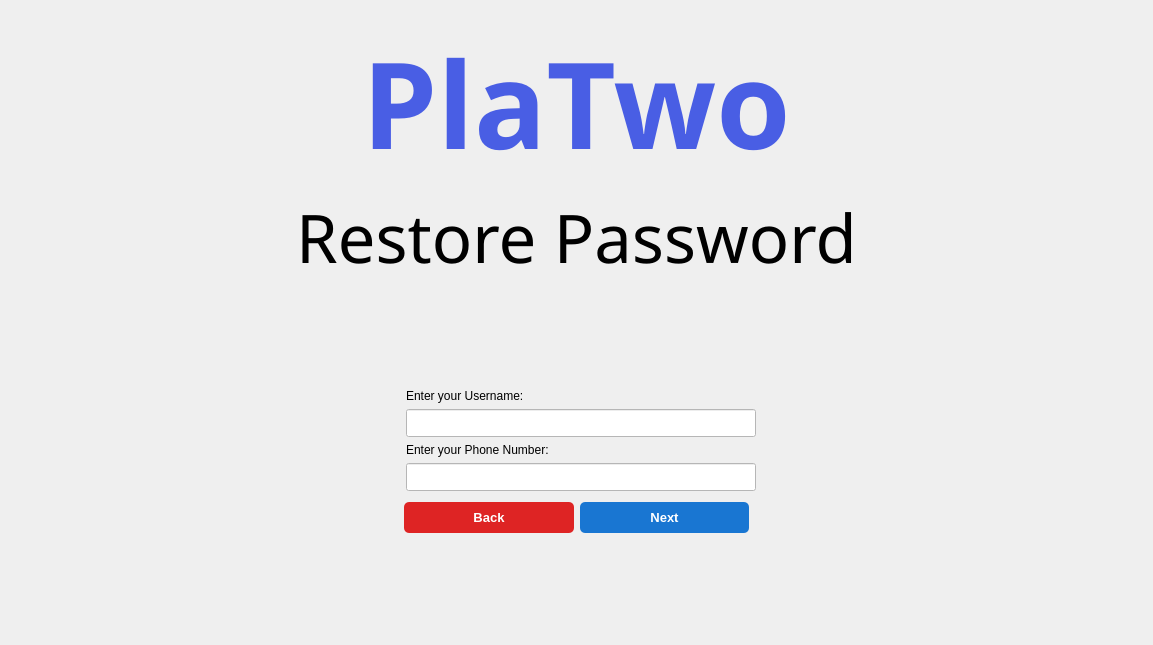
The window that UI/Auth/ForgotPassword/forgot_password.ui (PlaTwo-project/PlaTwo) describes before a commit, drawn with Qt 5.
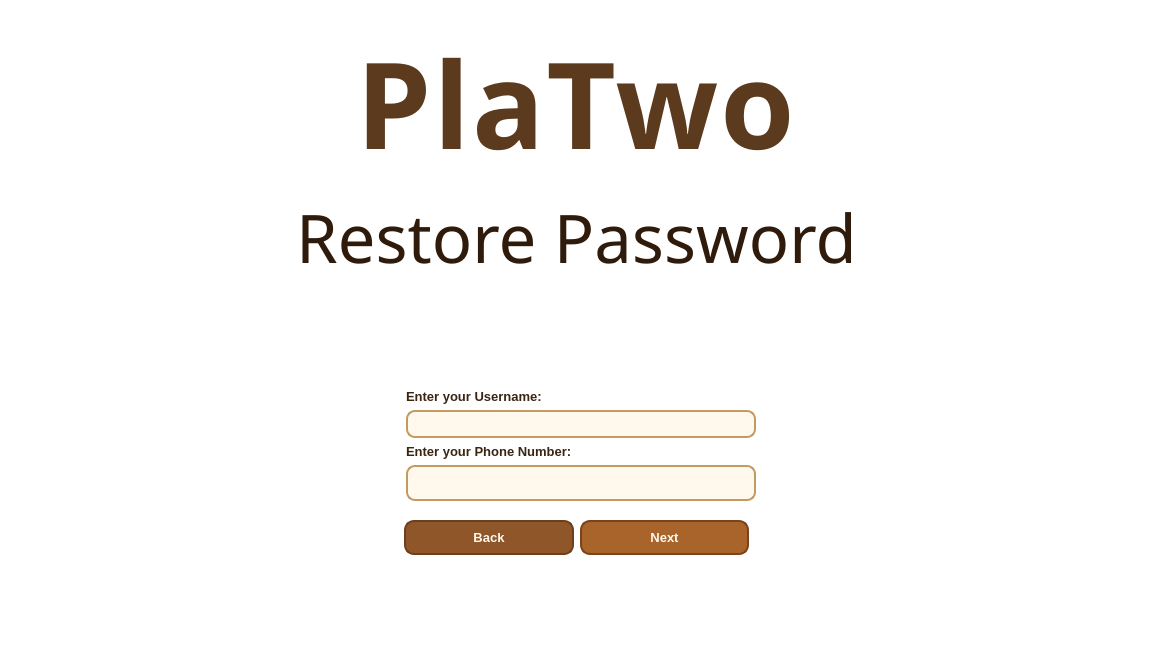
The same window after the commit.

```diff
--- a/UI/Auth/ForgotPassword/forgot_password.ui
+++ b/UI/Auth/ForgotPassword/forgot_password.ui
@@ -14,12 +14,39 @@
    <string>Form</string>
   </property>
   <property name="styleSheet">
-   <string notr="true">QMessageBox QPushButton {
-    background-color: white;
-    color: black;
-    border: 1px solid #0078d7;
-    padding: 5px 12px;
-    border-radius: 4px;
+   <string notr="true">QWidget#ForgotPassword {
+    background: transparent;
+}
+
+QStackedWidget {
+    background: transparent;
+}
+
+QWidget#page__verify {
+    background: transparent;
+}
+
+QWidget#page_reset {
+    background: transparent;
+}
+
+QMessageBox {
+    background-color: #F7E7C6;
+    color: #3B2414;
+}
+
+QMessageBox QLabel {
+    color: #3B2414;
+    font-size: 10pt;
+}
+
+QMessageBox QPushButton {
+    background-color: #B77A3D;
+    color: #FFF8EA;
+    border: 1px solid #8A5528;
+    border-radius: 7px;
+    padding: 6px 16px;
+    font-weight: bold;
 }
 
 QMessageBox QPushButton:hover {
@@ -72,6 +99,15 @@
            </property>
            <item alignment="Qt::AlignmentFlag::AlignBottom">
             <widget class="QLabel" name="label_username_2">
+             <property name="styleSheet">
+              <string notr="true">QLabel {
+    color: #3A2412;
+    background: transparent;
+    font-size: 10pt;
+    font-weight: bold;
+}
+</string>
+             </property>
              <property name="text">
               <string>Enter your Username:</string>
              </property>
@@ -99,8 +135,24 @@
              </property>
              <property name="styleSheet">
               <string notr="true">QLineEdit {
-    background-color: White;
-    color: black;
+    background-color: rgba(255, 248, 235, 235);
+    color: #2E1A0B;
+    border: 2px solid #C49A63;
+    border-radius: 9px;
+    padding: 7px 11px;
+    font-size: 10.5pt;
+    selection-background-color: #B77A3D;
+    selection-color: #FFF8EA;
+}
+
+QLineEdit:hover {
+    border: 2px solid #B77A3D;
+    background-color: rgba(255, 250, 240, 245);
+}
+
+QLineEdit:focus {
+    border: 2px solid #8F5729;
+    background-color: rgba(255, 252, 244, 250);
 }
 </string>
              </property>
@@ -108,6 +160,15 @@
            </item>
            <item alignment="Qt::AlignmentFlag::AlignBottom">
             <widget class="QLabel" name="label_4">
+             <property name="styleSheet">
+              <string notr="true">QLabel {
+    color: #3A2412;
+    background: transparent;
+    font-size: 10pt;
+    font-weight: bold;
+}
+</string>
+             </property>
              <property name="text">
               <string>Enter your Phone Number:</string>
              </property>
@@ -135,8 +196,24 @@
              </property>
              <property name="styleSheet">
               <string notr="true">QLineEdit {
-    background-color: White;
-    color: black;
+    background-color: rgba(255, 248, 235, 235);
+    color: #2E1A0B;
+    border: 2px solid #C49A63;
+    border-radius: 9px;
+    padding: 7px 11px;
+    font-size: 10.5pt;
+    selection-background-color: #B77A3D;
+    selection-color: #FFF8EA;
+}
+
+QLineEdit:hover {
+    border: 2px solid #B77A3D;
+    background-color: rgba(255, 250, 240, 245);
+}
+
+QLineEdit:focus {
+    border: 2px solid #8F5729;
+    background-color: rgba(255, 252, 244, 250);
 }
 </string>
              </property>
@@ -174,10 +251,10 @@
              </property>
              <property name="styleSheet">
               <string notr="true">QPushButton {
-    background-color: #DE2424;
-    color: white;
-    border: none;
-    border-radius: 5px;
+    background-color: #8F5729;
+    color: #FFF8EA;
+    border: 2px solid #6D3F1D;
+    border-radius: 10px;
     padding: 8px 16px;
     font-weight: bold;
 }
@@ -224,10 +301,10 @@
              </property>
              <property name="styleSheet">
               <string notr="true">QPushButton {
-    background-color: #1976D2;
-    color: white;
-    border: none;
-    border-radius: 5px;
+    background-color: #A8642A;
+    color: #FFF8EA;
+    border: 2px solid #7A431B;
+    border-radius: 10px;
     padding: 8px 16px;
     font-weight: bold;
 }
@@ -281,7 +358,11 @@
             </font>
            </property>
            <property name="styleSheet">
-            <string notr="true">color: #495ee4;</string>
+            <string notr="true">QLabel {
+    color: #5B3A1E;
+    background: transparent;
+    letter-spacing: 2px;
+}</string>
            </property>
            <property name="text">
             <string>PlaTwo</string>
@@ -296,6 +377,13 @@
              <pointsize>50</pointsize>
             </font>
            </property>
+           <property name="styleSheet">
+            <string notr="true">QLabel {
+    color: #2F1B0C;
+    background: transparent;
+}
+</string>
+           </property>
            <property name="text">
             <string>Restore Password</string>
            </property>
```
Left out of the diff: 115 changed lines with no effect on the pictures.
